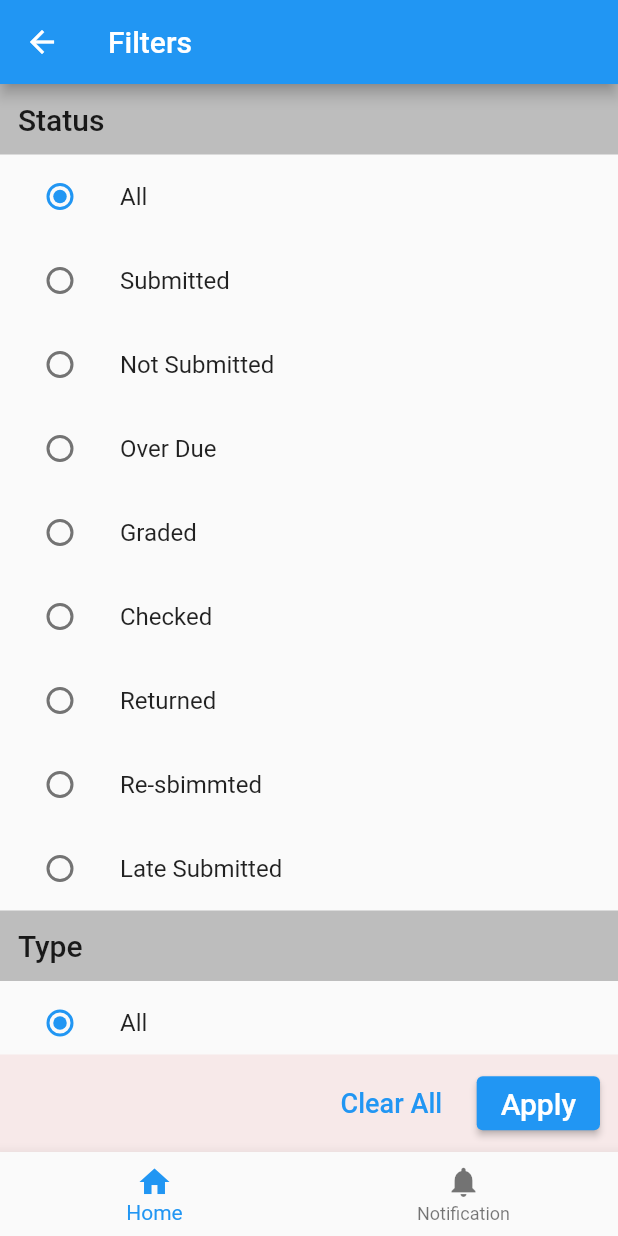
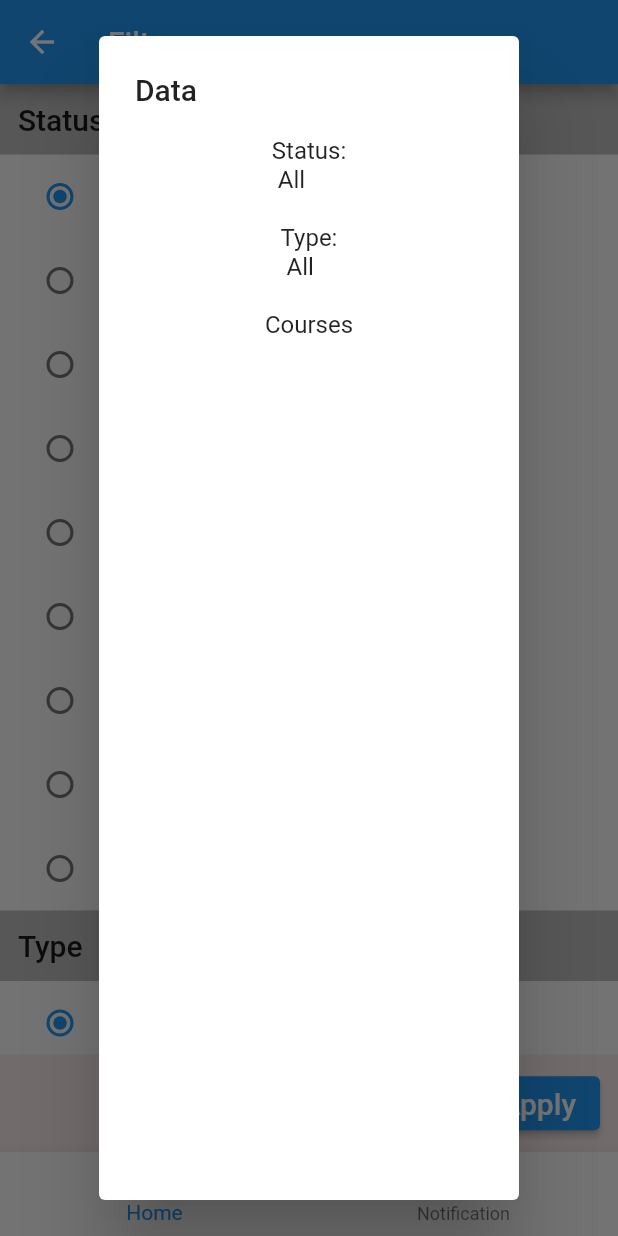
Before and after one commit to Fuse-Machine/filter-using-bloc, a Flutter app: the screen it shows after launch, after a tap on "Apply", on a phone screen of 412 x 824 dp. Run offline on Flutter 3.47's test engine with Material 2 defaults, Android fonts, the phone set to English and light mode, and no system bars; our stand-ins replace bloc, flutter_bloc.

Commit message:
Refactoring if..else in RatioType and StatusType

```diff
--- a/lib/Screen/filter_page.dart
+++ b/lib/Screen/filter_page.dart
@@ -20,7 +20,14 @@ class FilterPage extends StatelessWidget {
         ),
       ),
       bottomNavigationBar: const BottomNavigationbar(),
-      body: Column(
+      body: BlocListener<FilterBloc, FilterState>(
+        listener: (context, state) {
+          if (state is ApplyState) {
+            _displaySelectedData(
+                context, state.status, state.type, state.course);
+          }
+        },
+        child: Column(
           children: [
             Expanded(
                 child: SingleChildScrollView(
@@ -44,6 +51,7 @@ class FilterPage extends StatelessWidget {
             )),
             _widgetBottomOption(context),
           ],
+        ),
       ),
     );
   }
@@ -75,10 +83,6 @@ class FilterPage extends StatelessWidget {
               return TextButton(
                 onPressed: () {
                   BlocProvider.of<FilterBloc>(context).add(Clear());
-                  if (state is ClearState) {
-                    log(state.clearStatus);
-                  }
-                  //initail State
                 },
                 child: const Text(
                   'Clear All',
@@ -96,11 +100,6 @@ class FilterPage extends StatelessWidget {
                 onPressed: () {
                   BlocProvider.of<FilterBloc>(context)
                       .add(Apply(context: context));
-
-                  if (state is ApplyState) {
-                    _displaySelectedData(
-                        context, state.status, state.type, state.course);
-                  }
                 },
                 child: const Text(
                   'Apply',
@@ -133,7 +132,7 @@ class FilterPage extends StatelessWidget {
                       if (courses['isChecked'] == true) {
                         return Text(courses['name']);
                       }
-                      return Container();
+                      return const SizedBox.shrink();
                     }).toList(),
                   ),
                 ],
--- a/lib/bloc/filter_bloc.dart
+++ b/lib/bloc/filter_bloc.dart
@@ -53,7 +53,12 @@ class FilterBloc extends Bloc<FilterEvent, FilterState> {
         for (var element in course) {
           element['isChecked'] = false;
         }
-        emit(ClearState(course: course, clearStatus: 'All', clearType: 'All'));
+        selectedStatus = 'All';
+        selectedType = 'All';
+        emit(ClearState(
+            course: course,
+            clearStatus: selectedStatus,
+            clearType: selectedType));
       }
       if (event is Apply) {
         emit(ApplyState(
--- a/lib/bloc/filter_state.dart
+++ b/lib/bloc/filter_state.dart
@@ -1,4 +1,5 @@
 part of 'filter_bloc.dart';
+
 @immutable
 abstract class FilterState {}
 
@@ -32,9 +33,9 @@ class CourseState extends FilterState {
 
 // ignore: must_be_immutable
 class ClearState extends FilterState {
-   String clearStatus='All';
+  String clearStatus = 'All';
 
-   String clearType='All';
+  String clearType = 'All';
   List<Map> course;
 
   ClearState(
--- a/lib/widgets/widget_radiobutton_status.dart
+++ b/lib/widgets/widget_radiobutton_status.dart
@@ -7,18 +7,12 @@ class WidgetRadiobuttonStatus extends StatelessWidget {
 
   @override
   Widget build(BuildContext context) {
-    return BlocBuilder<FilterBloc, FilterState>(
-      builder: (context, state) {
-        if (state is StatusState) {
-          return getStatusList(context);
-        }
-        return getStatusList(context);
-      },
-    );
+    return getStatusList(context);
+
   }
 
   getStatusList(BuildContext context) {
-    FilterBloc bloc = BlocProvider.of<FilterBloc>(context);
+    FilterBloc bloc = BlocProvider.of<FilterBloc>(context, listen: true);
     return Column(
         children: bloc.getStatusList
             .map((filter) => ListTile(
--- a/lib/widgets/widget_radiobutton_type.dart
+++ b/lib/widgets/widget_radiobutton_type.dart
@@ -15,11 +15,11 @@ class WidgetRadiobuttonType extends StatelessWidget {
         return getTypeList(context);
       },
     );
+  }
 
-  }
-  getTypeList(BuildContext context){
+  getTypeList(BuildContext context) {
     FilterBloc bloc = BlocProvider.of<FilterBloc>(context);
-return Column(
+    return Column(
         children: bloc.getTypeList
             .map((filter) => ListTile(
                   leading: Radio<String>(
```
Lines whose indentation alone changed are shown as unchanged.
